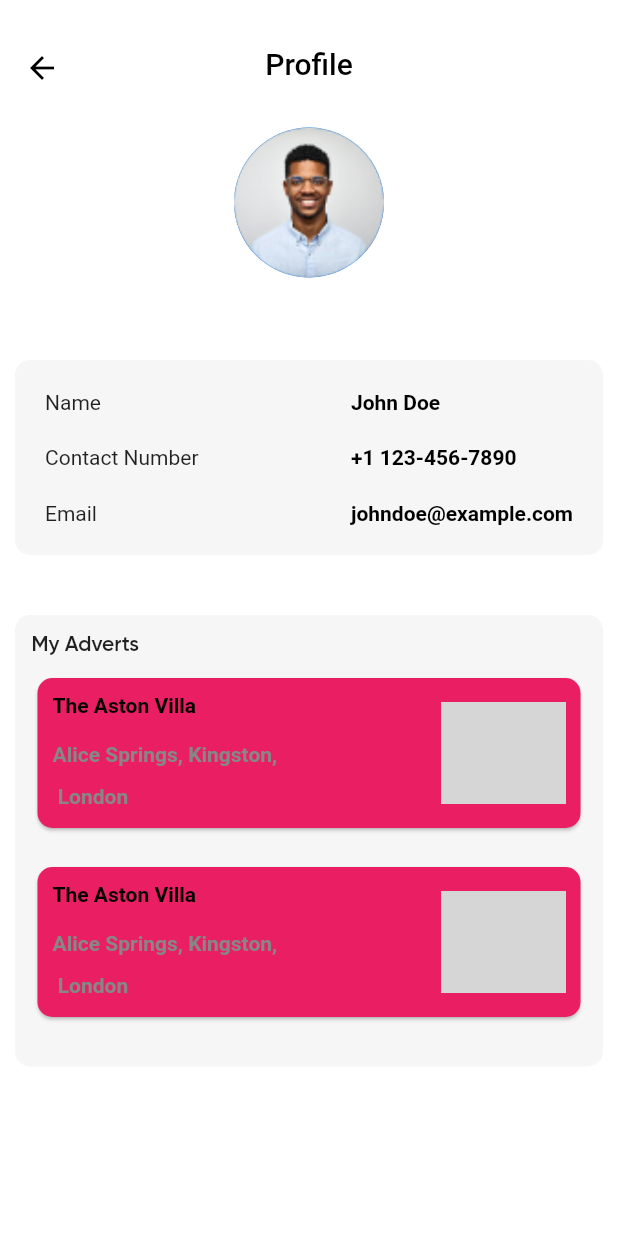
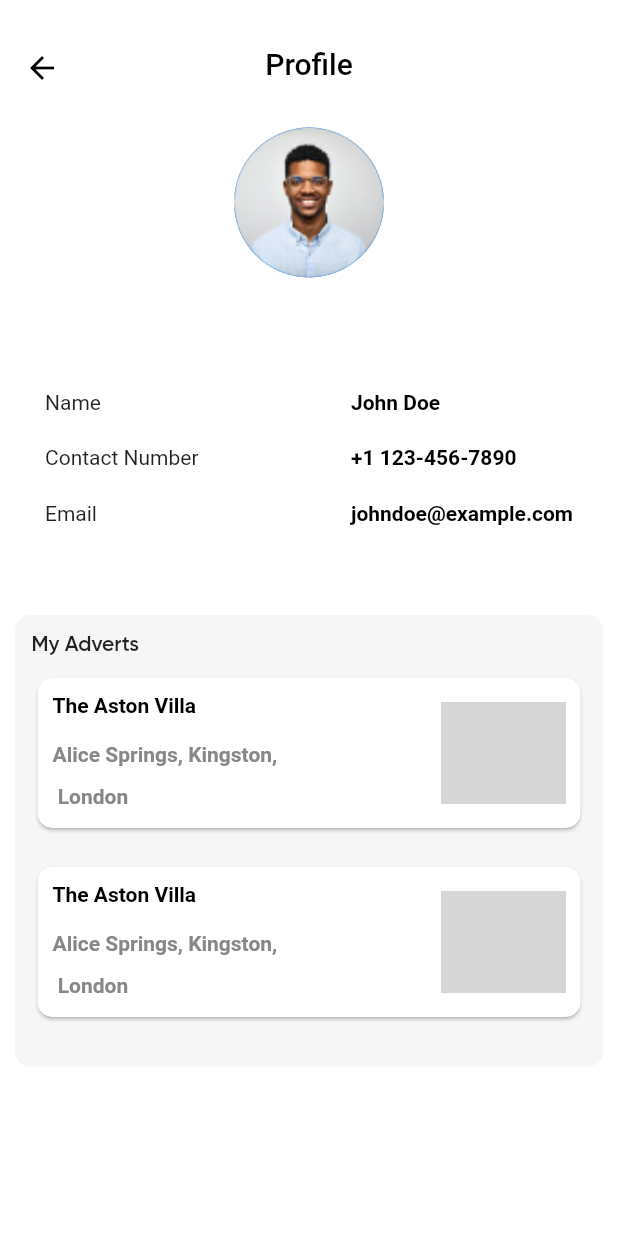
Before and after one commit to rishita-joshi/rentRoom, a Flutter app: the profile screen opened directly, on a phone screen of 412 x 824 dp. Run offline on Flutter 3.47's test engine with Material 2 defaults, Android fonts, the phone set to English and light mode, and no system bars; our stand-ins replace equatable, firebase_auth, flutter_bloc, flutter_svg, google_sign_in, location and 2 more; missing offline and left inert: assorted_layout_widgets; accounts and stored records are empty; network calls fail; project files that could hold a hidden picture were left out; grey boxes are pictures that could not be loaded.

Commit message:
theme data added

```diff
--- a/lib/app_theme.dart
+++ b/lib/app_theme.dart
@@ -1,44 +1,68 @@
 
 import 'package:flutter/material.dart';
+import 'package:rent_a_room/font_asset.dart';
 import 'package:rent_a_room/themes/myColors.dart';
 
 abstract class AppTheme {
   static ThemeData get lightTheme => ThemeData(
+
+    colorScheme: ColorScheme(brightness: Brightness.light,
+
+     primary: ColorPalette.darkGrayColor, onPrimary: ColorPalette.whiteColor,
+     secondary: ColorPalette.lightBlueColor , onSecondary: ColorPalette.textColorGray, error: ColorPalette.redColor, onError: ColorPalette.redColor,
+      background: ColorPalette.redColor, onBackground: ColorPalette.textColorGray, surface: ColorPalette.darkGrayColor, onSurface:  ColorPalette.darkGrayColor),
+
+
         scaffoldBackgroundColor: ColorPalette.whiteColor,
+
 appBarTheme: AppBarTheme(backgroundColor: ColorPalette.whiteColor ,
 ),
 iconTheme: IconThemeData(color: ColorPalette.darkGrayColor),
-//iconButtonTheme: IconButtonThemeData(style: ButtonStyle(iconColor:  MaterialStateColor  ColorPalette.darkGrayColor)),
-cardColor: Colors.pink,
-        textTheme: ThemeData.light().textTheme.copyWith(
-              bodyText1: const TextStyle(
-                fontSize: 25,
-                color: Colors.black,
-              ),
-              caption: const TextStyle(
-                fontStyle: FontStyle.italic,
-                fontSize: 15,
-                color: Colors.black,
-              ),
-            ),
-      );
+iconButtonTheme: IconButtonThemeData(style: ButtonStyle(iconColor:  MaterialStateProperty.all(ColorPalette.blackColor) ,  iconSize: MaterialStatePropertyAll(15) )),
+cardColor: Colors.white,
+buttonTheme: ButtonThemeData(buttonColor: ColorPalette.darkGrayColor ,
+shape: RoundedRectangleBorder( borderRadius: BorderRadius.circular(10.0)),),
+       elevatedButtonTheme: ElevatedButtonThemeData(style: ButtonStyle(
+elevation: MaterialStatePropertyAll(10.0),
+backgroundColor:MaterialStatePropertyAll(ColorPalette.darkGrayColor
+),
+minimumSize: MaterialStateProperty.all(Size(170.0, 50.0)),
+//alignment: Alignment.bottomCenter,
+
+
+       ))
+
+
+       );
+
+
 
   static ThemeData get darkTheme => ThemeData(
+
         scaffoldBackgroundColor: ColorPalette.darkGrayColor,
+
         appBarTheme: AppBarTheme(backgroundColor: ColorPalette.darkGrayColor ,
 ),
 iconTheme: IconThemeData(color: ColorPalette.whiteColor),
 cardColor: Colors.amber,
-        textTheme: ThemeData.dark().textTheme.copyWith(
-              bodyText1: const TextStyle(
-                fontSize: 25,
-                color: Colors.white,
-              ),
-              caption: const TextStyle(
-                fontStyle: FontStyle.italic,
-                fontSize: 15,
-                color: Colors.white,
-              ),
-            ),
+
       );
-}
+} // textTheme: ThemeData.light().textTheme.copyWith(
+        //       displayLarge: const TextStyle(
+        //         fontSize: 20,
+        //         color: ColorPalette.blackColor,
+        //         fontWeight:  FontWeight.bold
+        //       ),
+        //       displaySmall: const TextStyle(
+        //         fontStyle: FontStyle.normal,
+        //         fontSize: 18,
+        //         color: ColorPalette.blackColor,
+        //       ),
+        //       displayMedium: const TextStyle(
+        //         fontStyle: FontStyle.normal,
+        //         fontSize: 12,
+        //         color:  ColorPalette.textColorGray,
+        //       ),
+
+        //       titleSmall: TextStyle(color: FontStyles.fontFamilyBold)
+        //     ),
--- a/lib/screens/bottom nav/bottom_nav.dart
+++ b/lib/screens/bottom nav/bottom_nav.dart
@@ -22,7 +22,7 @@ class _bottomNavState extends State<bottomNav> {
     HomePage(),
     settings(),
     RegisterPage(),
-    chat(),
+    ChatPage(),
     profile(),
   ];
 
--- a/lib/screens/bottom nav/chat.dart
+++ b/lib/screens/bottom nav/chat.dart
@@ -1,6 +1,6 @@
 import 'package:flutter/material.dart';
-class chat extends StatelessWidget {
-  const chat({super.key});
+class ChatPage extends StatelessWidget {
+  const ChatPage({super.key});
 
   @override
   Widget build(BuildContext context) {
--- a/lib/screens/bottom nav/persisentnav.dart
+++ b/lib/screens/bottom nav/persisentnav.dart
@@ -21,7 +21,7 @@ class BottomNavBar extends StatelessWidget {
         HomePage(),
         settings(),
         RegisterPage(),
-        chat(),
+        ChatPage(),
         profile(),
       ];
     }
--- a/lib/screens/bottom nav/profile.dart
+++ b/lib/screens/bottom nav/profile.dart
@@ -64,7 +64,7 @@ class profile extends StatelessWidget {
               SizedBox(height: 20),
               Container(
                   decoration: BoxDecoration(
-                      color: Color(0xffF6F6F6),
+                     // color: Color(0xffF6F6F6),
                       borderRadius: BorderRadius.all(Radius.circular(10))),
                   padding: EdgeInsets.all(20),
                   margin: EdgeInsets.all(10),
--- a/lib/themes/myColors.dart
+++ b/lib/themes/myColors.dart
@@ -6,5 +6,7 @@ class ColorPalette {
   static const Color blackColor = Color(0xff000000);
   static const Color textColorGray= Color(0xff303147);
   static const Color lightBlueColor = Color(0xff44C1F0);
+  static const Color redColor = Colors.red;
+
 
 }
```
Also changed, not shown: lib/routes.dart (added, +48 -0 lines), lib/screens/bottom nav/home.dart (+6 -1 lines), lib/screens/filter.dart (+23 -21 lines).
